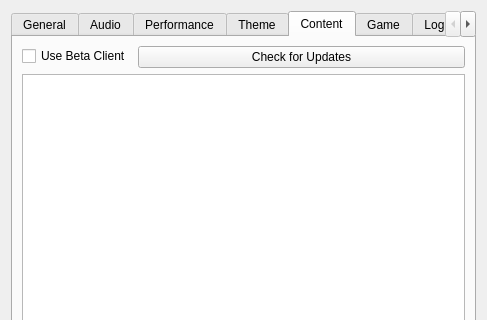
Before: the Qt Designer form res/ui/config_panel.ui in lambdcalculus/AO2-Client, drawn with Qt 5; both pictures show x 0 to 487 and y 0 to 320 of the 487 by 558 pixel window.
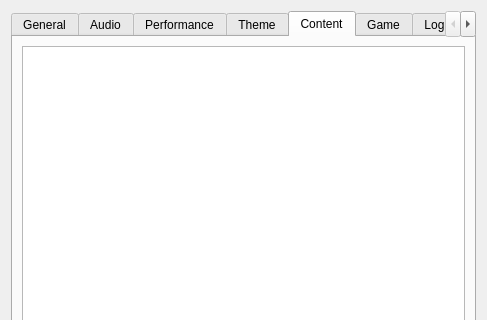
After: the same form once the commit is applied.

Patch:
```diff
--- a/res/ui/config_panel.ui
+++ b/res/ui/config_panel.ui
@@ -1091,24 +1091,6 @@
        <string>Content</string>
       </attribute>
       <layout class="QVBoxLayout" name="verticalLayout_10">
-       <item>
-        <layout class="QFormLayout" name="formLayout_12">
-         <item row="0" column="0">
-          <widget class="QCheckBox" name="useBetaUpdates">
-           <property name="text">
-            <string>Use Beta Client</string>
-           </property>
-          </widget>
-         </item>
-         <item row="0" column="1">
-          <widget class="QPushButton" name="checkUpdatesButton">
-           <property name="text">
-            <string>Check for Updates</string>
-           </property>
-          </widget>
-         </item>
-        </layout>
-       </item>
        <item>
         <widget class="QListWidget" name="packages_list">
          <property name="layoutDirection">
```
